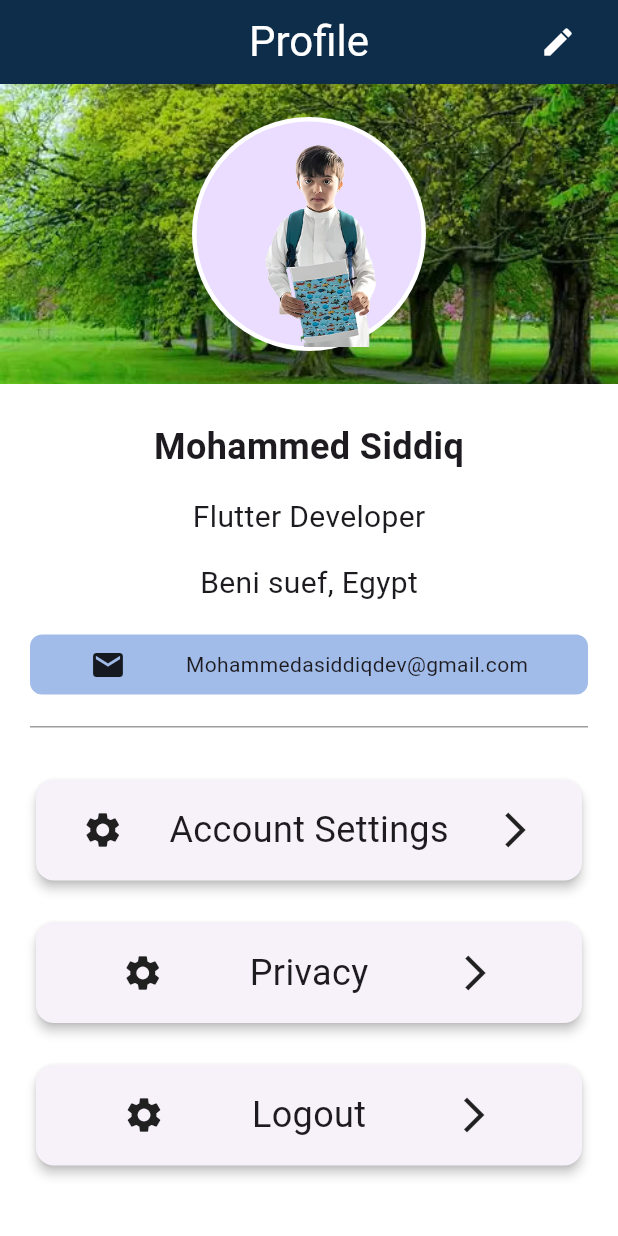
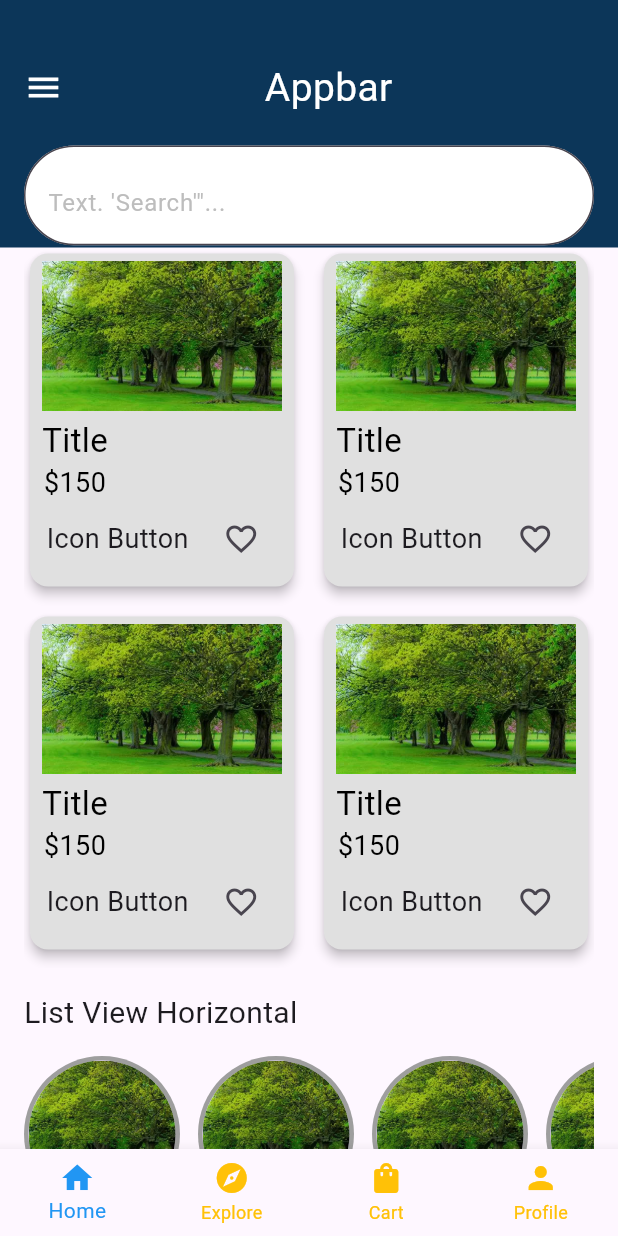
Before and after one commit to Siddico/ui-task-12-7, a Flutter app: the screen it shows after launch, on a phone screen of 412 x 824 dp. Run offline on Flutter 3.47's test engine with Material 3 defaults, Android fonts, the phone set to English and light mode, and no system bars; drawn by our look-alikes of flutter_zoom_drawer.

Commit message:
slivers done!

```diff
--- /dev/null
+++ b/lib/e_commerce_home/e_commerce_home_view.dart
@@ -0,0 +1,78 @@
+import 'package:flutter/material.dart';
+import 'package:tt1/e_commerce_home/widgets/custom_appbar_sliver.dart';
+import 'package:tt1/e_commerce_home/widgets/custom_appbar_widget.dart';
+import 'package:tt1/e_commerce_home/widgets/custom_grid_view_card.dart';
+import 'package:tt1/e_commerce_home/widgets/custom_list_view_item.dart';
+
+class ECommerceHomeView extends StatefulWidget {
+  const ECommerceHomeView({super.key});
+
+  @override
+  State<ECommerceHomeView> createState() => _ECommerceHomeViewState();
+}
+
+class _ECommerceHomeViewState extends State<ECommerceHomeView> {
+  @override
+  Widget build(BuildContext context) {
+    return Scaffold(
+      body: CustomScrollView(
+        slivers: [
+          SliverToBoxAdapter(child: CustomAppBarSliver()),
+
+          SliverToBoxAdapter(
+            child: SizedBox(
+              height: 480,
+              child: Padding(
+                padding: const EdgeInsets.symmetric(horizontal: 16.0),
+                child: GridView.builder(
+                  gridDelegate: SliverGridDelegateWithFixedCrossAxisCount(
+                    crossAxisCount: 2,
+                    mainAxisSpacing: 12,
+                    crossAxisSpacing: 12,
+                    childAspectRatio: .80,
+                  ),
+                  itemBuilder: (context, index) {
+                    return Container(
+                      decoration: BoxDecoration(
+                        borderRadius: BorderRadius.circular(16),
+                      ),
+                      child: CustomGridViewCard(),
+                    );
+                  },
+                  itemCount: 8,
+                ),
+              ),
+            ),
+          ),
+
+          SliverPadding(
+            padding: const EdgeInsets.symmetric(horizontal: 16.0),
+            sliver: SliverToBoxAdapter(
+              child: Column(
+                crossAxisAlignment: CrossAxisAlignment.start,
+                children: [
+                  SizedBox(height: 16),
+                  Text('List View Horizontal', style: TextStyle(fontSize: 20)),
+                  SizedBox(height: 6),
+                  SizedBox(
+                    height: 120,
+                    child: ListView.separated(
+                      scrollDirection: Axis.horizontal,
+                      itemCount: 10,
+                      itemBuilder: (context, index) {
+                        return CustomListViewItem();
+                      },
+                      separatorBuilder: (context, index) => SizedBox(width: 12),
+                    ),
+                  ),
+                ],
+              ),
+            ),
+          ),
+        ],
+      ),
+
+      bottomNavigationBar: CustomAppbarWidget(),
+    );
+  }
+}
--- /dev/null
+++ b/lib/e_commerce_home/widgets/custom_appbar_sliver.dart
@@ -0,0 +1,57 @@
+import 'package:flutter/material.dart';
+
+class CustomAppBarSliver extends StatelessWidget {
+  const CustomAppBarSliver({super.key});
+
+  @override
+  Widget build(BuildContext context) {
+    return Container(
+      height: 165,
+      color: const Color.fromARGB(255, 12, 54, 89),
+      child: Column(
+        children: [
+          Padding(
+            padding: const EdgeInsets.only(
+              left: 16.0,
+              right: 16,
+              top: 40,
+              bottom: 20,
+            ),
+            child: Row(
+              mainAxisAlignment: MainAxisAlignment.spaceBetween,
+              children: [
+                Icon(Icons.menu, size: 26, color: Colors.white),
+                Center(
+                  child: Text(
+                    'Appbar',
+                    style: TextStyle(fontSize: 26, color: Colors.white),
+                  ),
+                ),
+                SizedBox(),
+              ],
+            ),
+          ),
+          Padding(
+            padding: const EdgeInsets.symmetric(horizontal: 16.0),
+            child: TextFormField(
+              decoration: InputDecoration(
+                hintText: 'Text. \'Search\'"...',
+                hintStyle: TextStyle(fontSize: 16, color: Colors.grey.shade400),
+                suffix: Icon(
+                  Icons.search,
+                  color: Colors.grey.shade400,
+                  size: 28,
+                ),
+                border: OutlineInputBorder(
+                  borderRadius: BorderRadius.circular(50),
+                ),
+                filled: true,
+                fillColor: Colors.white,
+              ),
+            ),
+          ),
+        ],
+      ),
+    );
+  }
+}
--- /dev/null
+++ b/lib/e_commerce_home/widgets/custom_appbar_widget.dart
@@ -0,0 +1,22 @@
+import 'package:flutter/material.dart';
+
+class CustomAppbarWidget extends StatelessWidget {
+  const CustomAppbarWidget({super.key});
+
+  @override
+  Widget build(BuildContext context) {
+    return BottomNavigationBar(
+      type: BottomNavigationBarType.fixed,
+      items: const [
+        BottomNavigationBarItem(icon: Icon(Icons.home), label: 'Home'),
+        BottomNavigationBarItem(icon: Icon(Icons.explore), label: 'Explore'),
+        BottomNavigationBarItem(icon: Icon(Icons.shopping_bag), label: 'Cart'),
+        BottomNavigationBarItem(icon: Icon(Icons.person), label: 'Profile'),
+      ],
+      selectedLabelStyle: TextStyle(color: Colors.blue),
+      unselectedLabelStyle: TextStyle(color: Colors.grey),
+      selectedItemColor: Colors.blue,
+      unselectedItemColor: Colors.amber,
+    );
+  }
+}
--- /dev/null
+++ b/lib/e_commerce_home/widgets/custom_grid_view_card.dart
@@ -0,0 +1,60 @@
+import 'package:flutter/material.dart';
+
+class CustomGridViewCard extends StatelessWidget {
+  const CustomGridViewCard({super.key});
+
+  @override
+  Widget build(BuildContext context) {
+    return Card(
+      elevation: 3,
+      color: Colors.grey.shade300,
+      child: Column(
+        crossAxisAlignment: CrossAxisAlignment.start,
+        children: [
+          SizedBox(height: 5),
+          Padding(
+            padding: const EdgeInsets.only(
+              // top: 12,
+              left: 8,
+              right: 8,
+              bottom: 4,
+            ),
+            child: Container(
+              height: 100,
+              width: double.infinity,
+              decoration: BoxDecoration(
+                borderRadius: BorderRadius.circular(12),
+              ),
+              child: Image.asset('Assets/images/trees.jpg', fit: BoxFit.cover),
+            ),
+          ),
+          Padding(
+            padding: const EdgeInsets.only(left: 8.0),
+            child: Column(
+              children: [
+                Text(
+                  'Title',
+                  style: TextStyle(fontSize: 22, color: Colors.black),
+                ),
+                Text(
+                  r'$150',
+                  style: TextStyle(fontSize: 18, color: Colors.black),
+                ),
+              ],
+            ),
+          ),
+          Row(
+            mainAxisAlignment: MainAxisAlignment.spaceEvenly,
+            children: [
+              Text('Icon Button', style: TextStyle(fontSize: 18)),
+              IconButton(
+                onPressed: () {},
+                icon: Icon(Icons.favorite_border_outlined),
+              ),
+            ],
+          ),
+        ],
+      ),
+    );
+  }
+}
--- /dev/null
+++ b/lib/e_commerce_home/widgets/custom_list_view_item.dart
@@ -0,0 +1,17 @@
+import 'package:flutter/material.dart';
+
+class CustomListViewItem extends StatelessWidget {
+  const CustomListViewItem({super.key});
+
+  @override
+  Widget build(BuildContext context) {
+    return CircleAvatar(
+      radius: 52,
+      backgroundColor: Colors.grey,
+      child: CircleAvatar(
+        radius: 49,
+        backgroundImage: AssetImage('Assets/images/trees.jpg'),
+      ),
+    );
+  }
+}
--- a/lib/main.dart
+++ b/lib/main.dart
@@ -1,6 +1,7 @@
 import 'package:flutter/material.dart';
 import 'package:flutter_zoom_drawer/flutter_zoom_drawer.dart';
 import 'package:tt1/Views/splash_View.dart';
+import 'package:tt1/e_commerce_home/e_commerce_home_view.dart';
 import 'package:tt1/profile_task/Advanced/profile_zoom_drawer.dart';
 import 'package:tt1/profile_task/Basics/basic_profile.dart';
 import 'package:tt1/task_login_screen/login_view.dart';
@@ -23,7 +24,8 @@ class MyApp extends StatelessWidget {
       // home: const LoginScreen(),
       // home: const HomeScreen(),
       // home: const BasicProfile(),
-      home: ProfileZoomDrawer(controller: controller),
+      // home: ProfileZoomDrawer(controller: controller),
+      home: const ECommerceHomeView(),
     );
   }
 }
```
